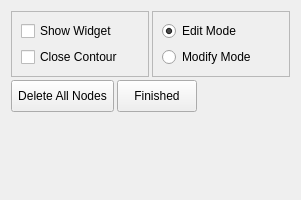
The window that smtk/extension/paraview/widgets/qtArcWidget.ui (Kitware/SMTK) describes before a commit, drawn with Qt 5.
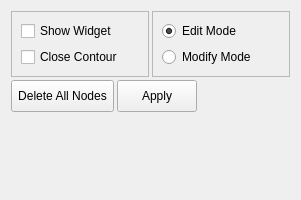
The same window after the commit. Icons and pictures are not drawn.

Commit message:
BUG: Change View's Finish button
Change the Finish buttom to Apply to better match the other operators

In the case of create edge interactively - have the button disabled if no model is selected
(or more generally if the attribute of the operator is invalid.

```diff
--- a/smtk/extension/paraview/widgets/qtArcWidget.ui
+++ b/smtk/extension/paraview/widgets/qtArcWidget.ui
@@ -143,7 +143,7 @@
         </size>
        </property>
        <property name="text">
-        <string>Finished</string>
+        <string>Apply</string>
        </property>
        <property name="shortcut">
         <string>Alt+F</string>
```
Left out of the diff: 2 changed lines with no effect on the pictures. The commit also changes 6 other files.
